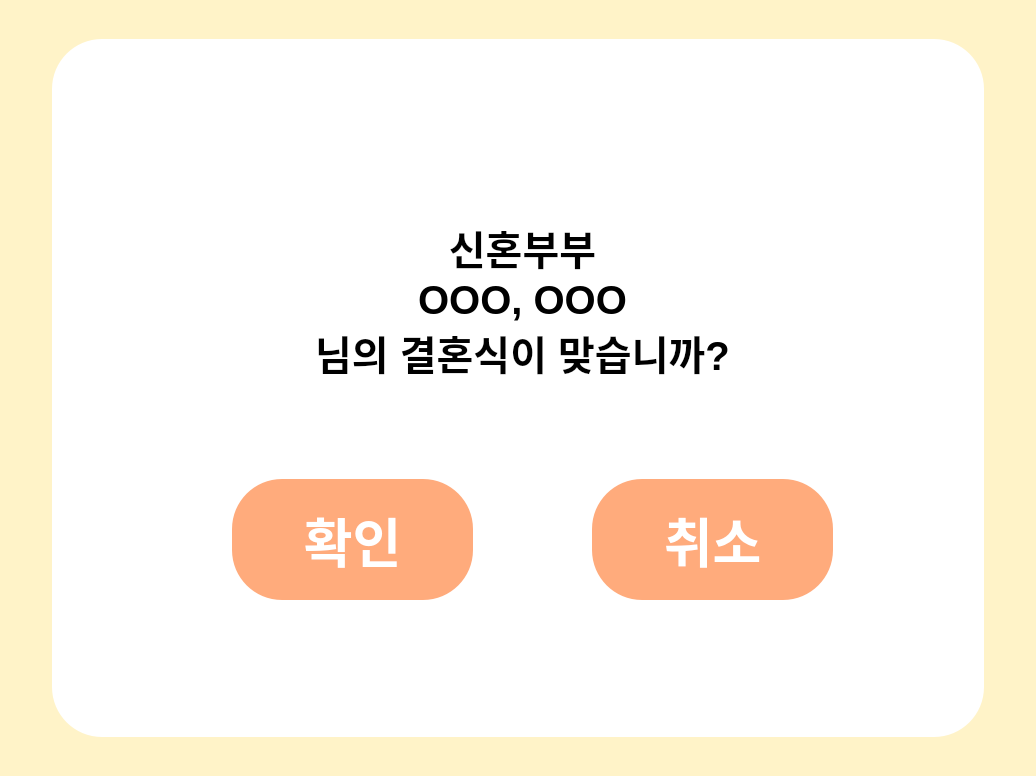
The window that IoT/Jinuk/GUI/QT_screens_UI/chk_Dialog.ui (2diotodo/wedding101) describes before a commit, drawn with Qt 5.
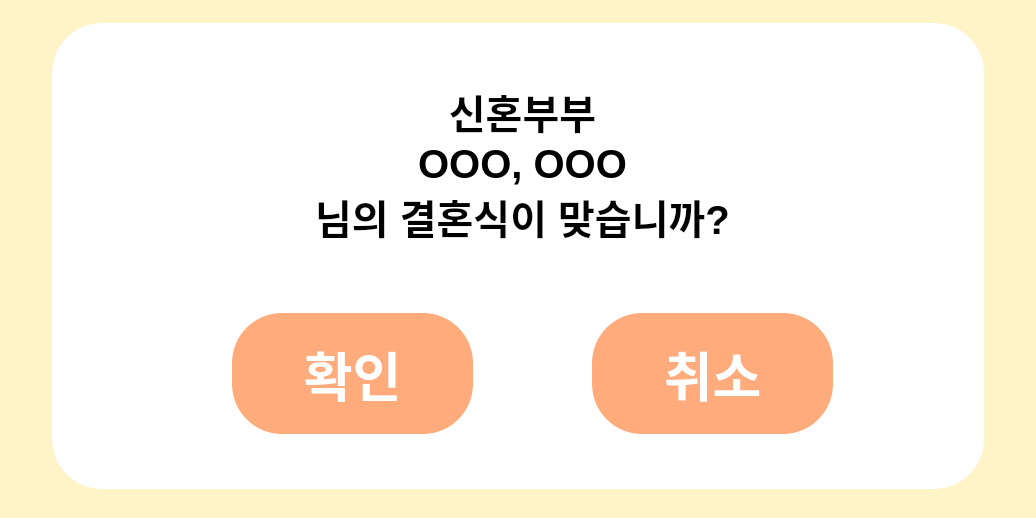
The same window after the commit.

Commit message: IoT : [303] 이용 약관 화면 진행 중

```diff
--- a/IoT/Jinuk/GUI/QT_screens_UI/chk_Dialog.ui
+++ b/IoT/Jinuk/GUI/QT_screens_UI/chk_Dialog.ui
@@ -10,22 +10,22 @@
     <x>0</x>
     <y>0</y>
     <width>1036</width>
-    <height>776</height>
+    <height>518</height>
    </rect>
   </property>
   <property name="windowTitle">
    <string>Dialog</string>
   </property>
   <property name="styleSheet">
-   <string notr="true">background: #FFF3C8;</string>
+   <string notr="true">background: #FFF3C8;border-radius: 100px;</string>
   </property>
   <widget class="QFrame" name="chk_D_frame">
    <property name="geometry">
     <rect>
      <x>52</x>
-     <y>39</y>
+     <y>23</y>
      <width>932</width>
-     <height>698</height>
+     <height>466</height>
     </rect>
    </property>
    <property name="styleSheet">
@@ -41,7 +41,7 @@
     <property name="geometry">
      <rect>
       <x>180</x>
-      <y>440</y>
+      <y>290</y>
       <width>241</width>
       <height>121</height>
      </rect>
@@ -63,7 +63,7 @@
     <property name="geometry">
      <rect>
       <x>540</x>
-      <y>440</y>
+      <y>290</y>
       <width>241</width>
       <height>121</height>
      </rect>
@@ -85,7 +85,7 @@
     <property name="geometry">
      <rect>
       <x>230</x>
-      <y>150</y>
+      <y>30</y>
       <width>481</width>
       <height>221</height>
      </rect>
```
The commit also changes 4 other files.
